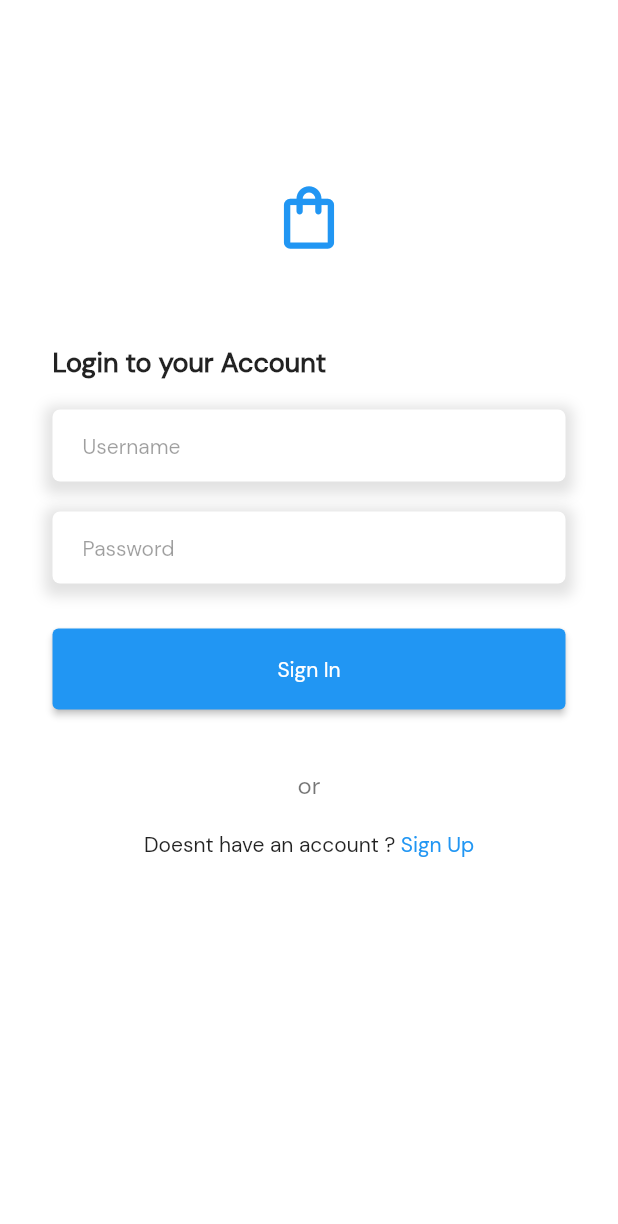
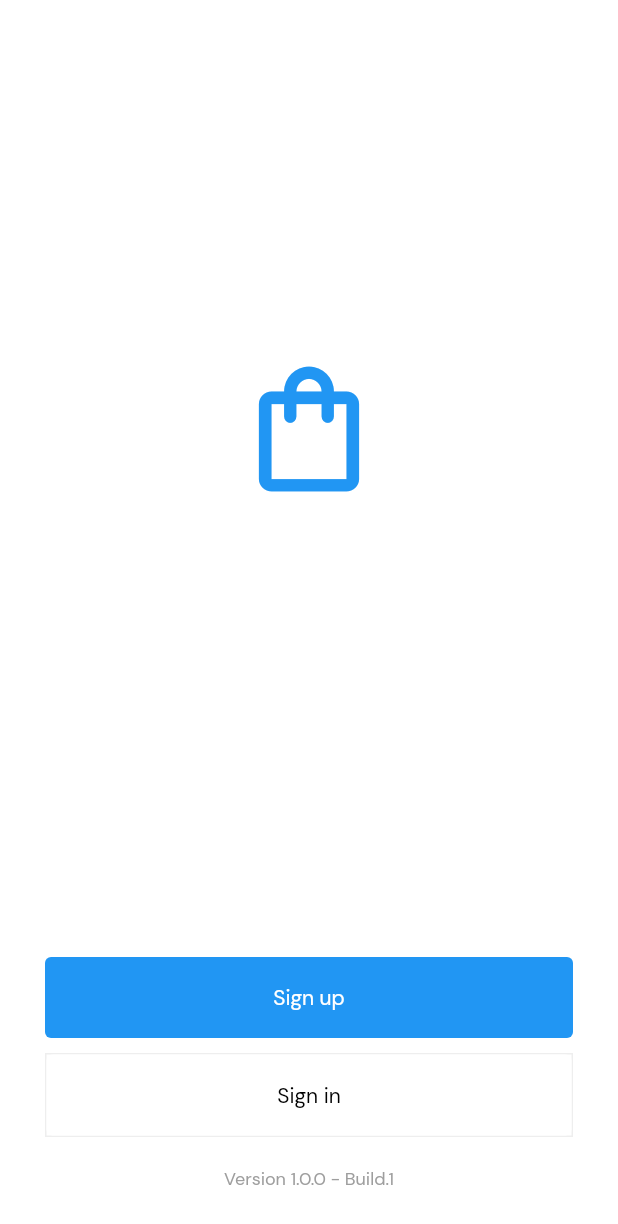
Before and after one commit to qolbudr/Flutter-PointofSales, a Flutter app: the screen it shows after launch, on a phone screen of 412 x 824 dp. Shown: the top 1224 px of the screen. Run offline on Flutter 3.47's test engine with Material 2 defaults, Android fonts, the phone set to English and light mode, and no system bars; our stand-ins replace page_transition, shared_preferences.

Commit message:
Reskin layout

```diff
--- a/lib/elements/custom.dart
+++ b/lib/elements/custom.dart
@@ -1,8 +1,9 @@
 import 'package:flutter/material.dart';
 
 class CustomTextField extends StatelessWidget {
-  CustomTextField({this.controller, this.hintText, this.obscureText});
+  CustomTextField({this.controller, this.hintText, this.obscureText, this.focus});
   final TextEditingController controller;
+  final FocusNode focus;
   final String hintText;
   final bool obscureText;
   @override
@@ -10,16 +11,10 @@ class CustomTextField extends StatelessWidget {
     return Container(
       decoration: BoxDecoration(
         borderRadius: BorderRadius.circular(5),
-        boxShadow: [
-         BoxShadow(
-            color: Colors.grey.withOpacity(0.3),
-            spreadRadius: 5,
-            blurRadius: 7,
-            offset: Offset(0, 3),
-          ),
-        ]
+        border: Border.all(color: Colors.grey[200])
       ),
       child: TextField(
+        focusNode: focus,
         obscureText: obscureText,
         controller: controller,
         decoration: InputDecoration(
@@ -28,9 +23,9 @@ class CustomTextField extends StatelessWidget {
           fontSize: 14,
           color: Colors.black38,
         ),
-        contentPadding: EdgeInsets.fromLTRB(20, 10, 40, 10),
-        filled: true,
-        fillColor: Colors.white,
+        contentPadding: EdgeInsets.symmetric(horizontal: 20, vertical:10),
+        // filled: true,
+        // fillColor: Colors.white,
           enabledBorder: UnderlineInputBorder(
             borderRadius: BorderRadius.circular(5),
             borderSide: BorderSide(color: Colors.transparent)
@@ -45,13 +40,17 @@ class CustomTextField extends StatelessWidget {
   }
 }
 
-class CustomButton extends StatelessWidget {
-  CustomButton({this.buttonPressed, this.buttonText});
+
+class ButtonPrimary extends StatelessWidget {
+  ButtonPrimary({this.buttonPressed, this.buttonText});
   final void Function() buttonPressed;
   final String buttonText;
   @override
   Widget build(BuildContext context) {
     return ElevatedButton(
+      style: ButtonStyle(
+        elevation: MaterialStateProperty.all<double>(0),
+      ),
       onPressed: buttonPressed,
       child: Center(
         heightFactor: 3,
@@ -60,3 +59,29 @@ class CustomButton extends StatelessWidget {
     );
   }
 }
+
+class ButtonOutlined extends StatelessWidget {
+  ButtonOutlined({this.buttonPressed, this.buttonText});
+  final void Function() buttonPressed;
+  final String buttonText;
+  @override
+  Widget build(BuildContext context) {
+    return Container(
+      decoration: BoxDecoration(
+        border: Border.all(color: Colors.grey[200])
+      ),
+      child: ElevatedButton(
+        style: ButtonStyle(
+          backgroundColor: MaterialStateProperty.all<Color>(Colors.white),
+          elevation: MaterialStateProperty.all<double>(0),
+          shadowColor: MaterialStateProperty.all<Color>(Colors.transparent),
+        ),
+        onPressed: buttonPressed,
+        child: Center(
+          heightFactor: 3,
+          child: Text(buttonText, style: TextStyle(fontSize: 14, color: Colors.black))
+        )
+      )
+    );
+  }
+}
--- a/lib/main.dart
+++ b/lib/main.dart
@@ -42,7 +42,7 @@ class _SplashState extends State<Splash> {
     // SharedPreferences prefs = await SharedPreferences.getInstance();
     // if(prefs.getString("loginToken") != null) {
       Navigator.of(context).pushReplacement(MaterialPageRoute(builder: (_) {
-        return Login();
+        return Prepage();
       }));
     // } else {
       // Navigator.of(context).pushReplacement(MaterialPageRoute(builder: (_) {
@@ -81,6 +81,70 @@ class _SplashState extends State<Splash> {
           ),
         ),
       )
+    );
+  }
+}
+
+class Prepage extends StatefulWidget {
+  @override
+  _PrepageState createState() => new _PrepageState();
+}
+
+class _PrepageState extends State<Prepage> {
+
+  void gotoLogin() {
+    Navigator.push(
+      context,
+      PageTransition(
+          child: Login(),
+          type: PageTransitionType.rightToLeft,
+          inheritTheme: true,
+          ctx: context
+      )
+    );
+  }
+
+  void gotoRegister() {
+    Navigator.push(
+      context,
+      PageTransition(
+          child: Register(),
+          type: PageTransitionType.rightToLeft,
+          inheritTheme: true,
+          ctx: context
+      )
+    );
+  }
+
+  @override
+  Widget build(BuildContext context) {
+    return Scaffold(
+      body: Container(
+        width: MediaQuery.of(context).size.width,
+        height: MediaQuery.of(context).size.height,
+        padding: EdgeInsets.all(30),
+        color: Colors.white,
+        child: Column(
+          crossAxisAlignment: CrossAxisAlignment.center,
+          children: [
+            SizedBox(height: MediaQuery.of(context).size.height*0.25),
+            Icon(Icons.shopping_bag_outlined, color: Colors.blue, size: 100),
+            Expanded(
+              child: Column(
+                crossAxisAlignment: CrossAxisAlignment.center,
+                mainAxisAlignment: MainAxisAlignment.end,
+                children: [
+                  custom.ButtonPrimary(buttonPressed: gotoRegister, buttonText: "Sign up"),
+                  SizedBox(height: 10),
+                  custom.ButtonOutlined(buttonPressed: gotoLogin, buttonText: "Sign in"),
+                  SizedBox(height: 20),
+                  Text('Version 1.0.0 - Build.1', style: TextStyle(color: Colors.grey[500], fontSize: 12)),
+                ],
+              )
+            ),
+          ],
+        )
+      ),
     );
   }
 }
@@ -131,33 +195,25 @@ class _LoginState extends State<Login> {
               showStatus = true;
             }
           });
-        print(json);
         }));
       });
     }
-  }
-
-  void gotoSignUp() {
-    setState(() {
-      Navigator.push(
-        context,
-        PageTransition(
-          child: Register(),
-          type: PageTransitionType.rightToLeft,
-          inheritTheme: true,
-          ctx: context
-        )
-      );
-    });
   }
 
   @override
   Widget build(BuildContext context) {
     return(
       Scaffold(
+        appBar: AppBar(
+          elevation: 0,
+          backgroundColor: Colors.white,
+          foregroundColor: Colors.black,
+          iconTheme: IconThemeData(
+            color: Colors.black,
+          ),
+        ),
         resizeToAvoidBottomInset: false,
         body: Container(
-          padding: EdgeInsets.only(top: 30),
           width: MediaQuery.of(context).size.width,
           height: MediaQuery.of(context).size.height,
           color: Colors.white,
@@ -168,29 +224,29 @@ class _LoginState extends State<Login> {
                   mainAxisAlignment: MainAxisAlignment.start,
                   children: [
                     LinearProgressIndicator(
-                      backgroundColor: Colors.blue
+                      backgroundColor: Colors.blue,
+                      minHeight: 1,
                     )
                   ],
                 ) : SizedBox(height: 4),
                 Container(
-                  padding: EdgeInsets.all(30),
+                  padding: EdgeInsets.all(40),
                   child: Column(
                   crossAxisAlignment: CrossAxisAlignment.start,
                   children: [
-                    SizedBox(height: 60),
+                    SizedBox(height: 30),
                     Row(
                       mainAxisAlignment: MainAxisAlignment.center,
                       children: [
                         Icon(Icons.shopping_bag_outlined, color: Colors.blue, size: 50)
                       ],
                     ),
-                    SizedBox(height: 60),
+                    SizedBox(height: 30),
                     Container(
                       padding: EdgeInsets.symmetric(horizontal:5),
                       child: Column(
                         crossAxisAlignment: CrossAxisAlignment.start,
                         children: [
-                          Text("Login to your Account", style: TextStyle(color: Colors.black87, fontSize: 18, fontWeight: FontWeight.w600)),
                           showStatus ?
                           Container(
                             child: Column(
@@ -206,23 +262,15 @@ class _LoginState extends State<Login> {
                           SizedBox(height: 20),
                           custom.CustomTextField(controller: passwordController, hintText: "Password", obscureText: true),
                           SizedBox(height: 30),
-                          custom.CustomButton(buttonPressed: isLoading ? null : forceLogin, buttonText: "Sign In"),
+                          custom.ButtonPrimary(buttonPressed: isLoading ? null : forceLogin, buttonText: "Sign In"),
                           SizedBox(height: 40),
                           Column(
                             crossAxisAlignment: CrossAxisAlignment.center,
                             children: [
-                              Text('or', style: TextStyle(color: Colors.black54, fontSize: 16)),
+                              Center(
+                                child: Text('Version 1.0.0 - Build.1', style: TextStyle(color: Colors.grey[500], fontSize: 12)),
+                              ),
                               SizedBox(height: 20),
-                              Row(
-                                mainAxisAlignment: MainAxisAlignment.center,
-                                children: [
-                                  Text("Doesnt have an account ? "),
-                                  InkWell(
-                                    child: Text("Sign Up", style: TextStyle(color: Colors.blue)),
-                                    onTap: gotoSignUp,
-                                  )
-                                ],
-                              )
                             ],
                           )
                         ],
@@ -258,7 +306,7 @@ class _RegisterState extends State<Register> {
     SharedPreferences prefs = await SharedPreferences.getInstance();
     String username = usernameController.value.text;
     String password = passwordController.value.text;
-    // String cpassword = cpasswordController.value.text;
+    String cpassword = cpasswordController.value.text;
     String email = emailController.value.text;
 
     final response = await http.post(
@@ -270,11 +318,17 @@ class _RegisterState extends State<Register> {
       body: jsonEncode(<String, String> {
         'username': username,
         'password': password,
-        'email': email
+        'email': email,
+        'password_confirmation': cpassword,
       }),
     );
 
     isLoading = true;
+
+    setState(() {
+      message = " ";
+      showStatus = false;
+    });
 
     if(this.mounted) {
     json = jsonDecode(response.body);
@@ -285,13 +339,14 @@ class _RegisterState extends State<Register> {
             if(response.statusCode == 201) {
               isLoading = false;
               showStatus = false;
-              gotoLogin();
             } else {
               isLoading = false;
               showStatus = true;
               try{
                 json["errors"].forEach((key, value) {
-                  message = "$value";
+                  if(message == " ") {
+                    message = value[0];
+                  }
                 });
               } on FormatException catch(e) {
                 message = "Something was wrong pleasr check your input";
@@ -303,32 +358,23 @@ class _RegisterState extends State<Register> {
     }
   }
 
-  void gotoLogin() {
-    setState(() {
-      Navigator.pop(
-        context,
-        PageTransition(
-          type: PageTransitionType.leftToRight,
-          child: Login()
-        )
-      );
-    });
-  }
-
   @override
   Widget build(BuildContext context) {
     return(
       Scaffold(
         appBar: AppBar(
-          elevation: 0,
+          elevation: 3,
+          shadowColor: Colors.black54,
           iconTheme: IconThemeData(
             color: Colors.black
           ),
           backgroundColor: Colors.white,
+          title: Text("Sign Up", style: TextStyle(color: Colors.black, fontSize: 15, fontWeight: FontWeight.bold))
         ),
         body:
         Container(
         width: MediaQuery.of(context).size.width,
+        height: MediaQuery.of(context).size.height,
         color: Colors.white,
          child: SingleChildScrollView(
             child: Stack(
@@ -338,7 +384,8 @@ class _RegisterState extends State<Register> {
                   mainAxisAlignment: MainAxisAlignment.start,
                   children: [
                     LinearProgressIndicator(
-                      backgroundColor: Colors.blue
+                      backgroundColor: Colors.blue,
+                      minHeight: 1,
                     )
                   ],
                 ) : SizedBox(height: 4),
@@ -347,19 +394,14 @@ class _RegisterState extends State<Register> {
                   child: Column(
                   crossAxisAlignment: CrossAxisAlignment.start,
                   children: [
-                    Row(
-                      mainAxisAlignment: MainAxisAlignment.center,
-                      children: [
-                        Icon(Icons.shopping_bag_outlined, color: Colors.blue, size: 50)
-                      ],
-                    ),
-                    SizedBox(height: 60),
                     Container(
                       padding: EdgeInsets.symmetric(horizontal:5),
                       child: Column(
                         crossAxisAlignment: CrossAxisAlignment.start,
                         children: [
-                          Text("Register a new Account", style: TextStyle(color: Colors.black87, fontSize: 18, fontWeight: FontWeight.w600)),
+                          Text("Hello please complete form below", style: TextStyle(color: Colors.black87, fontSize: 15)),
+                          SizedBox(height: 10),
+                          Text("User Data", style: TextStyle(color: Colors.black87, fontSize: 18, fontWeight: FontWeight.bold)),
                           showStatus ?
                           Container(
                             child: Column(
@@ -379,25 +421,7 @@ class _RegisterState extends State<Register> {
                           SizedBox(height: 20),
                           custom.CustomTextField(controller: cpasswordController, hintText: "Password Confirmation", obscureText: true),
                           SizedBox(height: 30),
-                          custom.CustomButton(buttonPressed: isLoading ? null : forceRegister, buttonText: "Sign Up"),
-                          SizedBox(height: 40),
-                          Column(
-                            crossAxisAlignment: CrossAxisAlignment.center,
-                            children: [
-                              Text('or', style: TextStyle(color: Colors.black54, fontSize: 16)),
-                              SizedBox(height: 20),
-                              Row(
-                                mainAxisAlignment: MainAxisAlignment.center,
-                                children: [
-                                  Text("Already have an account ? "),
-                                  InkWell(
-                                    child: Text("Sign In", style: TextStyle(color: Colors.blue)),
-                                    onTap: gotoLogin,
-                                  )
-                                ],
-                              )
-                            ],
-                          )
+                          custom.ButtonPrimary(buttonPressed: isLoading ? null : forceRegister, buttonText: "Sign Up"),
                         ],
                       ),
                     ),
```
Also changed, not shown: 1 other file.
